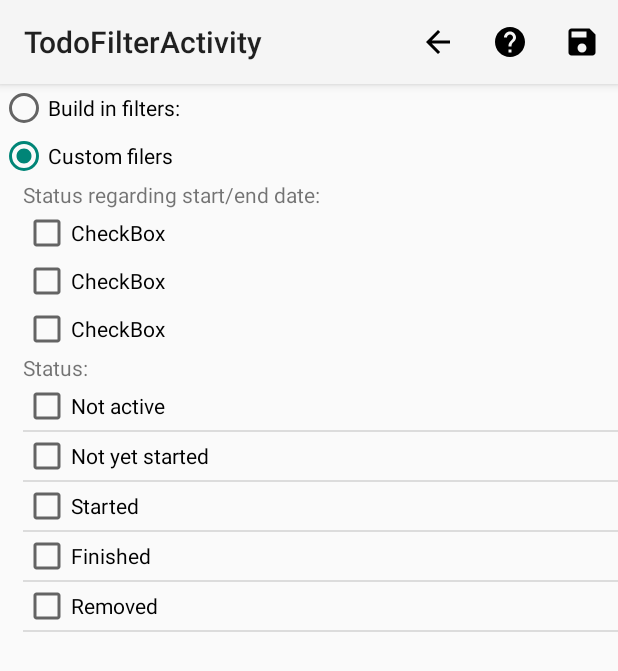
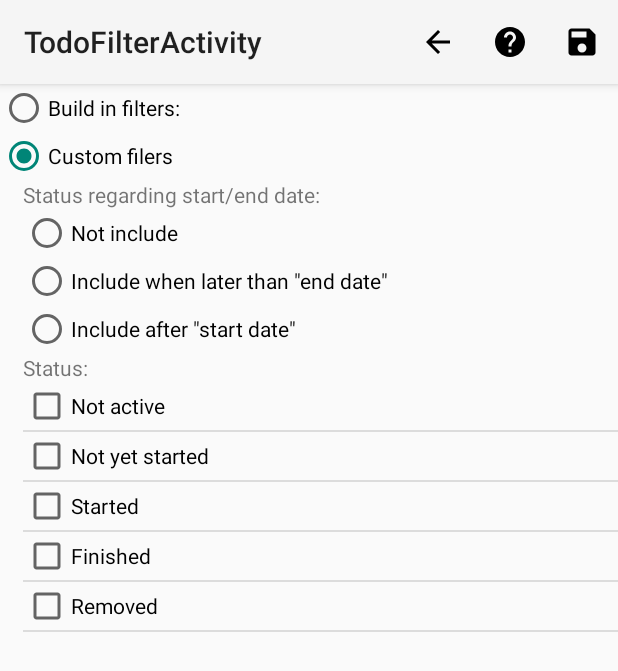
Before and after one commit to iddekingej/MyToDo, an Android app: the TodoFilterActivity screen opened directly, with no data from a screen before it, on a phone screen of 412 x 824 dp. Shown: the top 671 px of the screen. Run offline under Robolectric (Android 15) with nearby library versions, the phone set to English and light mode, and no system bars; 2 statements that could not run were skipped.

Commit message:
* Date condition input in todo filter

```diff
--- a/app/src/main/AndroidManifest.xml
+++ b/app/src/main/AndroidManifest.xml
@@ -4,6 +4,7 @@
 
     <application
         android:allowBackup="true"
+        android:fullBackupContent="true"
         android:icon="@mipmap/ic_launcher"
         android:label="@string/app_name"
         android:roundIcon="@mipmap/ic_launcher_round"
--- a/app/src/main/res/layout/activity_todo_filter.xml
+++ b/app/src/main/res/layout/activity_todo_filter.xml
@@ -19,7 +19,8 @@
         android:layout_width="match_parent"
         android:layout_height="wrap_content"
         android:orientation="horizontal"
-        android:paddingStart="15dp">
+        android:paddingStart="15dp"
+        android:paddingEnd="0dp">
 
         <TextView
             android:id="@+id/textView17"
@@ -45,7 +46,8 @@
         android:layout_width="match_parent"
         android:layout_height="match_parent"
         android:orientation="vertical"
-        android:paddingStart="15dp">
+        android:paddingStart="15dp"
+        android:padingEnd="0dp">
 
         <TextView
             android:id="@+id/textView16"
@@ -53,23 +55,26 @@
             android:layout_height="wrap_content"
             android:text="@string/choose_date_status" />
 
-        <CheckBox
-            android:id="@+id/checkBox3"
+        <RadioGroup
             android:layout_width="match_parent"
-            android:layout_height="wrap_content"
-            android:text="CheckBox" />
+            android:layout_height="wrap_content">
+            <RadioButton
+                android:id="@+id/dateCondNotInclude"
+                android:text="@string/filter_notInclude"
+                android:layout_width="wrap_content"
+                android:layout_height="wrap_content" />
+            <RadioButton
+                android:id="@+id/dateCondAfterEndDate"
+                android:text="@string/filter_afterEndDate"
+                android:layout_width="wrap_content"
+                android:layout_height="wrap_content"/>
+            <RadioButton
+                android:id="@+id/dateCondAfterStartDate"
+                android:text="@string/filter_afterStartDate"
+                android:layout_width="wrap_content"
+                android:layout_height="wrap_content"/>
 
-        <CheckBox
-            android:id="@+id/checkBox2"
-            android:layout_width="match_parent"
-            android:layout_height="wrap_content"
-            android:text="CheckBox" />
-
-        <CheckBox
-            android:id="@+id/checkBox"
-            android:layout_width="match_parent"
-            android:layout_height="wrap_content"
-            android:text="CheckBox" />
+        </RadioGroup>
 
         <TextView
             android:id="@+id/textView13"
--- a/app/src/main/res/values/strings.xml
+++ b/app/src/main/res/values/strings.xml
@@ -83,6 +83,9 @@
     <string name="label_filter">Filter:</string>
     <string name="label_customFilter">Custom filers</string>
     <string name="img_filter">Open filter settings</string>
+    <string name="filter_notInclude">Not include</string>
+    <string name="filter_afterEndDate">Include when later than \"end date\"</string>
+    <string name="filter_afterStartDate">Include after \"start date\"</string>
     <!-- filter types -->
     <string name="ft_all">All</string>
     <string name="ft_custom">Custom</string>
```
